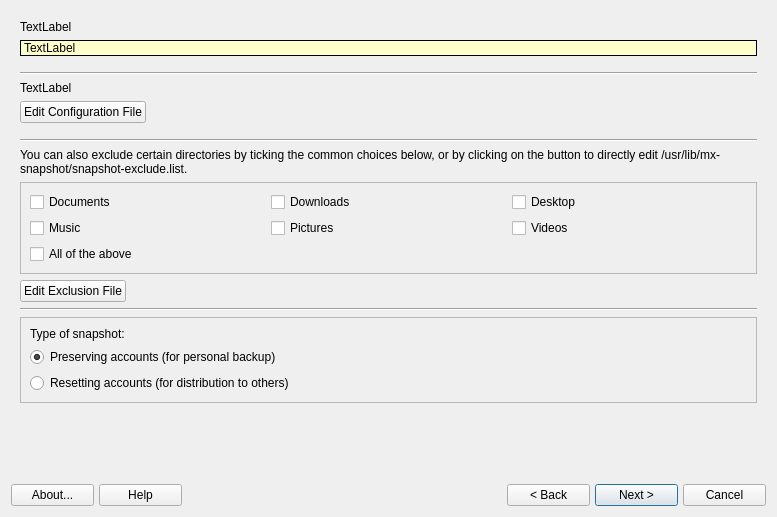
AdrianTM/mx-snapshot-old, file mxsnapshot.ui: the form before one commit.
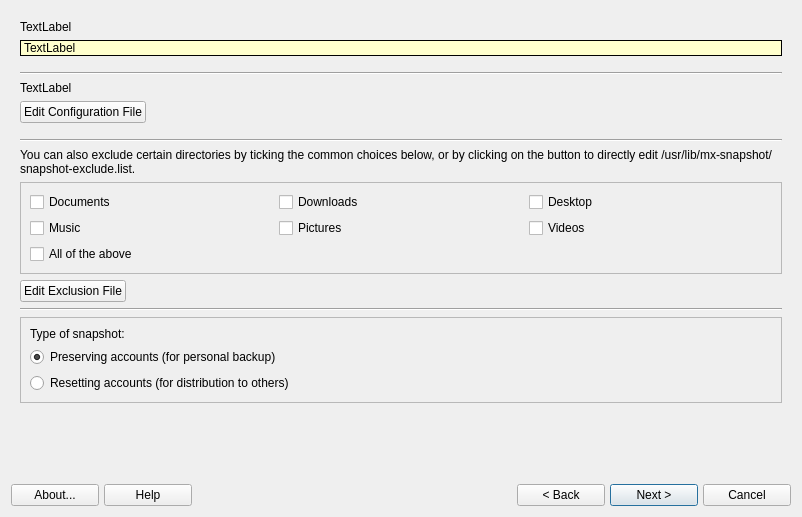
The form after the commit. Icons and pictures are not drawn.

Diff of the .ui file:
```diff
--- a/mxsnapshot.ui
+++ b/mxsnapshot.ui
@@ -6,7 +6,7 @@
    <rect>
     <x>0</x>
     <y>0</y>
-    <width>777</width>
+    <width>802</width>
     <height>517</height>
    </rect>
   </property>
```
Left out of the diff: 2 changed lines with no effect on the pictures.
